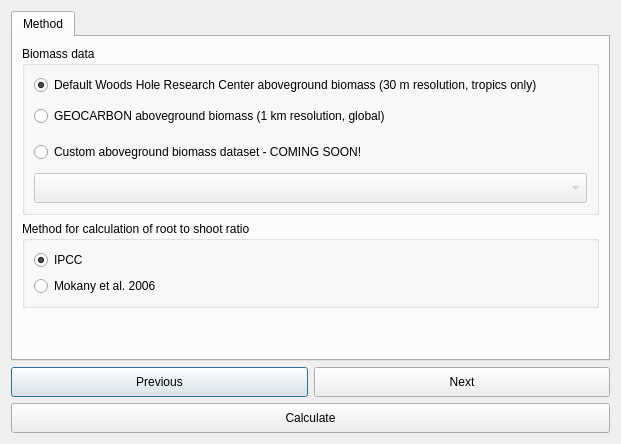
Old version of the form LDMP/gui/DlgCalculateTCData.ui in the repository ConservationInternational/trends.earth.
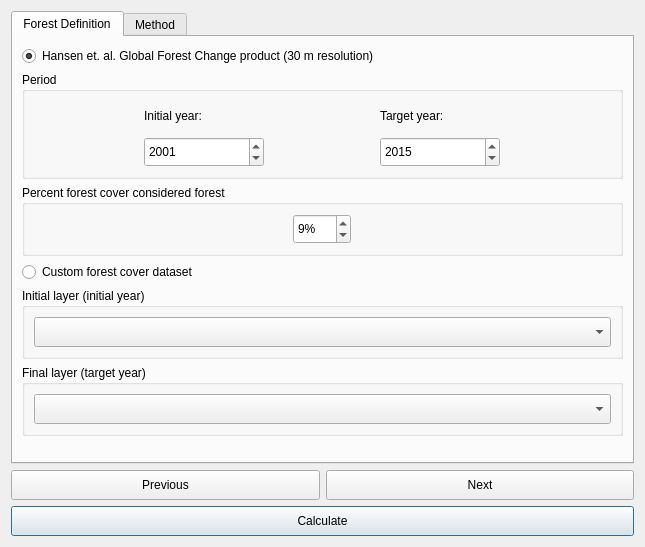
New version of the form. Custom widgets are drawn as their Qt base class.

Commit message: Fix gui to offer hansen and custom data only for TC.

```diff
--- a/LDMP/gui/DlgCalculateTCData.ui
+++ b/LDMP/gui/DlgCalculateTCData.ui
@@ -6,8 +6,8 @@
    <rect>
     <x>0</x>
     <y>0</y>
-    <width>621</width>
-    <height>420</height>
+    <width>645</width>
+    <height>547</height>
    </rect>
   </property>
   <property name="sizePolicy">
@@ -23,7 +23,7 @@
    <item>
     <widget class="QTabWidget" name="TabBox">
      <property name="sizePolicy">
-      <sizepolicy hsizetype="Minimum" vsizetype="Minimum">
+      <sizepolicy hsizetype="Minimum" vsizetype="Expanding">
        <horstretch>0</horstretch>
        <verstretch>0</verstretch>
       </sizepolicy>
@@ -34,6 +34,288 @@
      <property name="currentIndex">
       <number>0</number>
      </property>
+     <widget class="QWidget" name="ForestDefinitionTab">
+      <attribute name="title">
+       <string>Forest Definition</string>
+      </attribute>
+      <layout class="QVBoxLayout" name="verticalLayout_5">
+       <item>
+        <widget class="QRadioButton" name="use_hansen">
+         <property name="text">
+          <string>Hansen et. al. Global Forest Change product (30 m resolution)</string>
+         </property>
+         <property name="checked">
+          <bool>true</bool>
+         </property>
+        </widget>
+       </item>
+       <item>
+        <widget class="QGroupBox" name="groupBox_hansen_period">
+         <property name="title">
+          <string>Period</string>
+         </property>
+         <layout class="QGridLayout" name="gridLayout_8">
+          <item row="1" column="1">
+           <widget class="QDateEdit" name="tg_year">
+            <property name="sizePolicy">
+             <sizepolicy hsizetype="Minimum" vsizetype="Minimum">
+              <horstretch>0</horstretch>
+              <verstretch>0</verstretch>
+             </sizepolicy>
+            </property>
+            <property name="minimumSize">
+             <size>
+              <width>0</width>
+              <height>30</height>
+             </size>
+            </property>
+            <property name="maximumSize">
+             <size>
+              <width>120</width>
+              <height>35</height>
+             </size>
+            </property>
+            <property name="date">
+             <date>
+              <year>2015</year>
+              <month>1</month>
+              <day>1</day>
+             </date>
+            </property>
+            <property name="minimumDateTime">
+             <datetime>
+              <hour>0</hour>
+              <minute>0</minute>
+              <second>0</second>
+              <year>1992</year>
+              <month>1</month>
+              <day>1</day>
+             </datetime>
+            </property>
+            <property name="maximumDate">
+             <date>
+              <year>2030</year>
+              <month>12</month>
+              <day>31</day>
+             </date>
+            </property>
+            <property name="minimumDate">
+             <date>
+              <year>1992</year>
+              <month>1</month>
+              <day>1</day>
+             </date>
+            </property>
+            <property name="displayFormat">
+             <string notr="true">yyyy</string>
+            </property>
+           </widget>
+          </item>
+          <item row="1" column="0">
+           <widget class="QDateEdit" name="bl_year">
+            <property name="sizePolicy">
+             <sizepolicy hsizetype="Minimum" vsizetype="Minimum">
+              <horstretch>0</horstretch>
+              <verstretch>0</verstretch>
+             </sizepolicy>
+            </property>
+            <property name="minimumSize">
+             <size>
+              <width>0</width>
+              <height>30</height>
+             </size>
+            </property>
+            <property name="maximumSize">
+             <size>
+              <width>120</width>
+              <height>35</height>
+             </size>
+            </property>
+            <property name="date">
+             <date>
+              <year>2001</year>
+              <month>1</month>
+              <day>1</day>
+             </date>
+            </property>
+            <property name="maximumDate">
+             <date>
+              <year>2015</year>
+              <month>12</month>
+              <day>31</day>
+             </date>
+            </property>
+            <property name="minimumDate">
+             <date>
+              <year>1992</year>
+              <month>1</month>
+              <day>1</day>
+             </date>
+            </property>
+            <property name="displayFormat">
+             <string notr="true">yyyy</string>
+            </property>
+           </widget>
+          </item>
+          <item row="0" column="0">
+           <widget class="QLabel" name="label_10">
+            <property name="minimumSize">
+             <size>
+              <width>0</width>
+              <height>30</height>
+             </size>
+            </property>
+            <property name="font">
+             <font>
+              <weight>50</weight>
+              <bold>false</bold>
+             </font>
+            </property>
+            <property name="text">
+             <string>Initial year:</string>
+            </property>
+           </widget>
+          </item>
+          <item row="0" column="1">
+           <widget class="QLabel" name="label_3">
+            <property name="minimumSize">
+             <size>
+              <width>0</width>
+              <height>30</height>
+             </size>
+            </property>
+            <property name="text">
+             <string>Target year:</string>
+            </property>
+           </widget>
+          </item>
+         </layout>
+        </widget>
+       </item>
+       <item>
+        <widget class="QGroupBox" name="groupBox_hansen_threshold">
+         <property name="title">
+          <string>Percent forest cover considered forest</string>
+         </property>
+         <layout class="QGridLayout" name="gridLayout_2">
+          <item row="0" column="0">
+           <widget class="QSpinBox" name="hansen_fc_threshold">
+            <property name="sizePolicy">
+             <sizepolicy hsizetype="Fixed" vsizetype="Fixed">
+              <horstretch>0</horstretch>
+              <verstretch>0</verstretch>
+             </sizepolicy>
+            </property>
+            <property name="minimumSize">
+             <size>
+              <width>30</width>
+              <height>30</height>
+             </size>
+            </property>
+            <property name="maximumSize">
+             <size>
+              <width>16777215</width>
+              <height>16777215</height>
+             </size>
+            </property>
+            <property name="specialValueText">
+             <string/>
+            </property>
+            <property name="suffix">
+             <string>%</string>
+            </property>
+            <property name="minimum">
+             <number>0</number>
+            </property>
+            <property name="maximum">
+             <number>100</number>
+            </property>
+            <property name="value">
+             <number>9</number>
+            </property>
+           </widget>
+          </item>
+         </layout>
+        </widget>
+       </item>
+       <item>
+        <widget class="QRadioButton" name="use_custom">
+         <property name="text">
+          <string>Custom forest cover dataset</string>
+         </property>
+        </widget>
+       </item>
+       <item>
+        <widget class="QGroupBox" name="groupBox_custom_bl">
+         <property name="enabled">
+          <bool>true</bool>
+         </property>
+         <property name="title">
+          <string>Initial layer (initial year)</string>
+         </property>
+         <layout class="QGridLayout" name="gridLayout_4">
+          <item row="0" column="1">
+           <widget class="WidgetDataIOSelectTELayerImport" name="use_custom_initial">
+            <property name="enabled">
+             <bool>true</bool>
+            </property>
+            <property name="minimumSize">
+             <size>
+              <width>0</width>
+              <height>30</height>
+             </size>
+            </property>
+            <property name="layer_type" stdset="0">
+             <string notr="true">Land cover (7 class)</string>
+            </property>
+           </widget>
+          </item>
+         </layout>
+        </widget>
+       </item>
+       <item>
+        <widget class="QGroupBox" name="groupBox_custom_tg">
+         <property name="enabled">
+          <bool>true</bool>
+         </property>
+         <property name="title">
+          <string>Final layer (target year)</string>
+         </property>
+         <layout class="QGridLayout" name="gridLayout_6">
+          <item row="0" column="1">
+           <widget class="WidgetDataIOSelectTELayerImport" name="use_custom_final">
+            <property name="enabled">
+             <bool>true</bool>
+            </property>
+            <property name="minimumSize">
+             <size>
+              <width>0</width>
+              <height>30</height>
+             </size>
+            </property>
+            <property name="layer_type" stdset="0">
+             <string notr="true">Land cover (7 class)</string>
+            </property>
+           </widget>
+          </item>
+         </layout>
+        </widget>
+       </item>
+       <item>
+        <spacer name="verticalSpacer">
+         <property name="orientation">
+          <enum>Qt::Vertical</enum>
+         </property>
+         <property name="sizeHint" stdset="0">
+          <size>
+           <width>20</width>
+           <height>40</height>
+          </size>
+         </property>
+        </spacer>
+       </item>
+      </layout>
+     </widget>
      <widget class="QWidget" name="MethodTab">
       <attribute name="title">
        <string>Method</string>
@@ -42,13 +324,13 @@
        <item>
         <widget class="QGroupBox" name="groupBox">
          <property name="title">
-          <string>Biomass data</string>
+          <string>Aboveground biomass dataset</string>
          </property>
          <layout class="QVBoxLayout" name="verticalLayout_3">
           <item>
            <widget class="QRadioButton" name="radioButton_carbon_woods_hole">
             <property name="text">
-             <string>Default Woods Hole Research Center aboveground biomass (30 m resolution, tropics only)</string>
+             <string>Default Woods Hole Research Center (30 m resolution, tropics only)</string>
             </property>
             <property name="checked">
              <bool>true</bool>
@@ -64,7 +346,7 @@
              </size>
             </property>
             <property name="text">
-             <string>GEOCARBON aboveground biomass (1 km resolution, global)</string>
+             <string>GEOCARBON (1 km resolution, global)</string>
             </property>
             <property name="checked">
              <bool>false</bool>
@@ -80,7 +362,7 @@
              </size>
             </property>
             <property name="text">
-             <string>Custom aboveground biomass dataset - COMING SOON!</string>
+             <string>Custom dataset - COMING SOON!</string>
             </property>
            </widget>
           </item>
@@ -157,19 +439,6 @@
    </item>
    <item>
     <layout class="QGridLayout" name="gridLayout_3">
-     <item row="1" column="0">
-      <widget class="QPushButton" name="button_prev">
-       <property name="minimumSize">
-        <size>
-         <width>0</width>
-         <height>30</height>
-        </size>
-       </property>
-       <property name="text">
-        <string>Previous</string>
-       </property>
-      </widget>
-     </item>
      <item row="2" column="0" colspan="2">
       <widget class="QPushButton" name="button_calculate">
        <property name="minimumSize">
@@ -183,6 +452,19 @@
        </property>
       </widget>
      </item>
+     <item row="1" column="0">
+      <widget class="QPushButton" name="button_prev">
+       <property name="minimumSize">
+        <size>
+         <width>0</width>
+         <height>30</height>
+        </size>
+       </property>
+       <property name="text">
+        <string>Previous</string>
+       </property>
+      </widget>
+     </item>
      <item row="1" column="1">
       <widget class="QPushButton" name="button_next">
        <property name="minimumSize">
@@ -201,6 +483,11 @@
   </layout>
  </widget>
  <customwidgets>
+  <customwidget>
+   <class>WidgetDataIOSelectTELayerImport</class>
+   <extends>QComboBox</extends>
+   <header>LDMP/data_io</header>
+  </customwidget>
   <customwidget>
    <class>WidgetDataIOSelectTELayerExisting</class>
    <extends>QComboBox</extends>
```
The commit also changes 4 other files.
